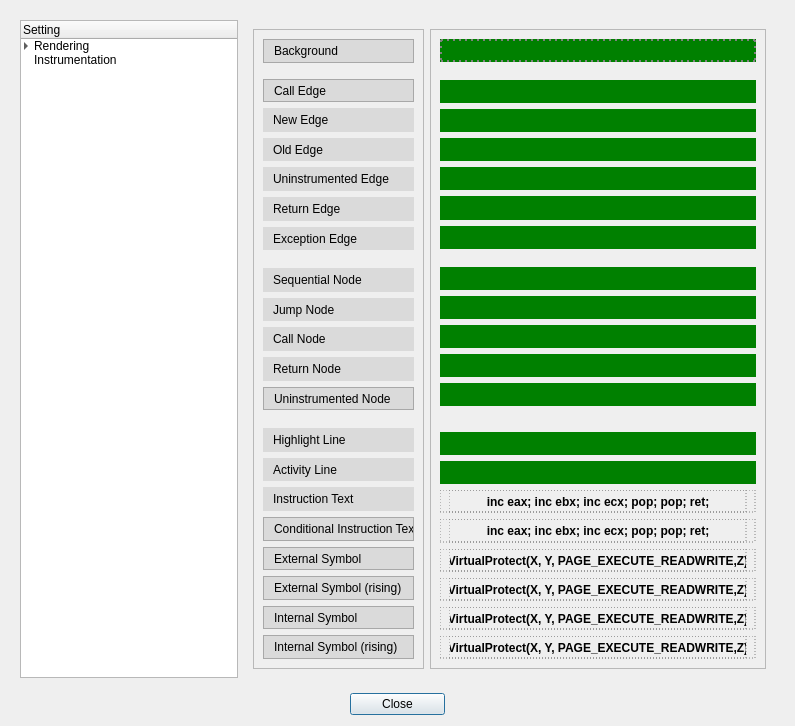
Before: the Qt Designer form rgat/settingsDialog.ui in ncatlin/rgat, drawn with Qt 5.
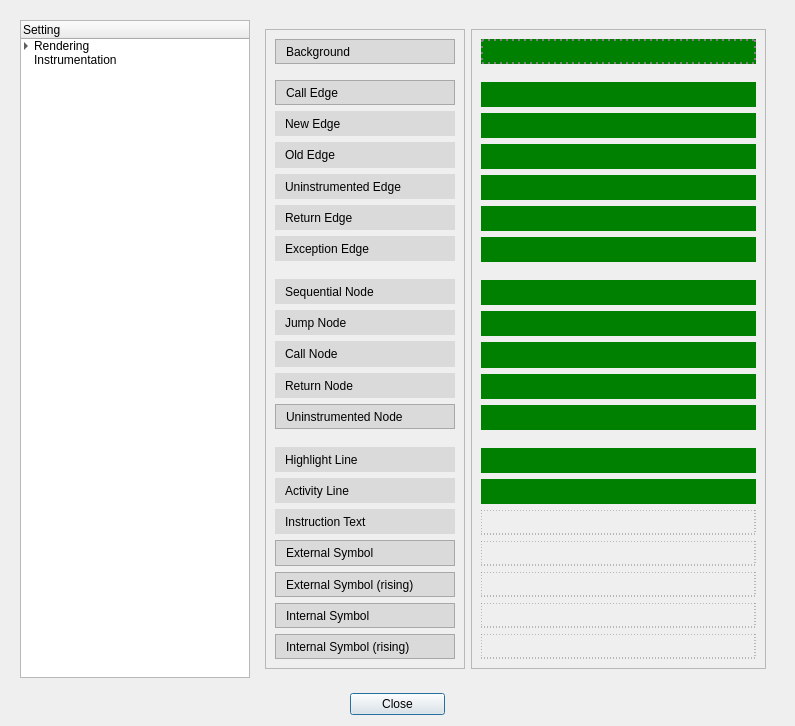
After: the same form once the commit is applied. Custom widgets are drawn as their Qt base class.

Commit message: added text colour display in settings colour picker by fleshing out demo widget

What changed in the file:
```diff
--- a/rgat/settingsDialog.ui
+++ b/rgat/settingsDialog.ui
@@ -445,34 +445,6 @@
                    </property>
                   </widget>
                  </item>
-                 <item>
-                  <widget class="QLabel" name="label_19">
-                   <property name="minimumSize">
-                    <size>
-                     <width>150</width>
-                     <height>0</height>
-                    </size>
-                   </property>
-                   <property name="styleSheet">
-                    <string notr="true">background-color: rgb(218, 218, 218)</string>
-                   </property>
-                   <property name="frameShape">
-                    <enum>QFrame::StyledPanel</enum>
-                   </property>
-                   <property name="frameShadow">
-                    <enum>QFrame::Plain</enum>
-                   </property>
-                   <property name="lineWidth">
-                    <number>1</number>
-                   </property>
-                   <property name="text">
-                    <string>Conditional Instruction Text</string>
-                   </property>
-                   <property name="indent">
-                    <number>10</number>
-                   </property>
-                  </widget>
-                 </item>
                  <item>
                   <widget class="QLabel" name="label_15">
                    <property name="minimumSize">
@@ -784,7 +756,7 @@
                    <property name="sizeHint" stdset="0">
                     <size>
                      <width>40</width>
-                     <height>20</height>
+                     <height>12</height>
                     </size>
                    </property>
                   </spacer>
@@ -816,7 +788,7 @@
                   </widget>
                  </item>
                  <item>
-                  <widget class="QWidget" name="widget_19" native="true">
+                  <widget class="colorDemoWidget" name="instext_tracecol" native="true">
                    <property name="minimumSize">
                     <size>
                      <width>190</width>
@@ -826,40 +798,10 @@
                    <property name="styleSheet">
                     <string notr="true">border: 1px dotted grey;</string>
                    </property>
-                   <layout class="QVBoxLayout" name="verticalLayout_7">
-                    <property name="topMargin">
-                     <number>0</number>
-                    </property>
-                    <property name="bottomMargin">
-                     <number>0</number>
-                    </property>
-                    <item>
-                     <widget class="QLabel" name="instext_tracecollab">
-                      <property name="minimumSize">
-                       <size>
-                        <width>0</width>
-                        <height>0</height>
-                       </size>
-                      </property>
-                      <property name="font">
-                       <font>
-                        <weight>75</weight>
-                        <bold>true</bold>
-                       </font>
-                      </property>
-                      <property name="text">
-                       <string>inc eax; inc ebx; inc ecx; pop; pop; ret;</string>
-                      </property>
-                      <property name="alignment">
-                       <set>Qt::AlignCenter</set>
-                      </property>
-                     </widget>
-                    </item>
-                   </layout>
                   </widget>
                  </item>
                  <item>
-                  <widget class="QWidget" name="widget_20" native="true">
+                  <widget class="colorDemoWidget" name="extsym_tracecol" native="true">
                    <property name="minimumSize">
                     <size>
                      <width>190</width>
@@ -869,40 +811,10 @@
                    <property name="styleSheet">
                     <string notr="true">border: 1px dotted grey;</string>
                    </property>
-                   <layout class="QVBoxLayout" name="verticalLayout_8">
-                    <property name="topMargin">
-                     <number>0</number>
-                    </property>
-                    <property name="bottomMargin">
-                     <number>0</number>
-                    </property>
-                    <item>
-                     <widget class="QLabel" name="condtext_tracecollab">
-                      <property name="minimumSize">
-                       <size>
-                        <width>0</width>
-                        <height>0</height>
-                       </size>
-                      </property>
-                      <property name="font">
-                       <font>
-                        <weight>75</weight>
-                        <bold>true</bold>
-                       </font>
-                      </property>
-                      <property name="text">
-                       <string>inc eax; inc ebx; inc ecx; pop; pop; ret;</string>
-                      </property>
-                      <property name="alignment">
-                       <set>Qt::AlignCenter</set>
-                      </property>
-                     </widget>
-                    </item>
-                   </layout>
                   </widget>
                  </item>
                  <item>
-                  <widget class="QWidget" name="widget_14" native="true">
+                  <widget class="colorDemoWidget" name="extsymrising_tracecol" native="true">
                    <property name="minimumSize">
                     <size>
                      <width>190</width>
@@ -912,41 +824,10 @@
                    <property name="styleSheet">
                     <string notr="true">border: 1px dotted grey;</string>
                    </property>
-                   <layout class="QVBoxLayout" name="verticalLayout_12">
-                    <property name="topMargin">
-                     <number>0</number>
-                    </property>
-                    <property name="bottomMargin">
-                     <number>0</number>
-                    </property>
-                    <item>
-                     <widget class="QLabel" name="extsym_tracecollab">
-                      <property name="minimumSize">
-                       <size>
-                        <width>0</width>
-                        <height>0</height>
-                       </size>
-                      </property>
-                      <property name="font">
-                       <font>
-                        <weight>75</weight>
-                        <bold>true</bold>
-                        <kerning>true</kerning>
-                       </font>
-                      </property>
-                      <property name="text">
-                       <string>VirtualProtect(X, Y, PAGE_EXECUTE_READWRITE,Z)</string>
-                      </property>
-                      <property name="alignment">
-                       <set>Qt::AlignCenter</set>
-                      </property>
-                     </widget>
-                    </item>
-                   </layout>
                   </widget>
                  </item>
                  <item>
-                  <widget class="QWidget" name="widget_13" native="true">
+                  <widget class="colorDemoWidget" name="intsym_tracecol" native="true">
                    <property name="minimumSize">
                     <size>
                      <width>190</width>
@@ -956,41 +837,10 @@
                    <property name="styleSheet">
                     <string notr="true">border: 1px dotted grey;</string>
                    </property>
-                   <layout class="QVBoxLayout" name="verticalLayout_9">
-                    <property name="topMargin">
-                     <number>0</number>
-                    </property>
-                    <property name="bottomMargin">
-                     <number>0</number>
-                    </property>
-                    <item>
-                     <widget class="QLabel" name="extsymrising_tracecollab">
-                      <property name="minimumSize">
-                       <size>
-                        <width>0</width>
-                        <height>0</height>
-                       </size>
-                      </property>
-                      <property name="font">
-                       <font>
-                        <weight>75</weight>
-                        <bold>true</bold>
-                        <kerning>true</kerning>
-                       </font>
-                      </property>
-                      <property name="text">
-                       <string>VirtualProtect(X, Y, PAGE_EXECUTE_READWRITE,Z)</string>
-                      </property>
-                      <property name="alignment">
-                       <set>Qt::AlignCenter</set>
-                      </property>
-                     </widget>
-                    </item>
-                   </layout>
                   </widget>
                  </item>
                  <item>
-                  <widget class="QWidget" name="widget_16" native="true">
+                  <widget class="colorDemoWidget" name="intsymrising_tracecol" native="true">
                    <property name="minimumSize">
                     <size>
                      <width>190</width>
@@ -1000,81 +850,6 @@
                    <property name="styleSheet">
                     <string notr="true">border: 1px dotted grey;</string>
                    </property>
-                   <layout class="QVBoxLayout" name="verticalLayout_10">
-                    <property name="topMargin">
-                     <number>0</number>
-                    </property>
-                    <property name="bottomMargin">
-                     <number>0</number>
-                    </property>
-                    <item>
-                     <widget class="QLabel" name="intsym_tracecollab">
-                      <property name="minimumSize">
-                       <size>
-                        <width>0</width>
-                        <height>0</height>
-                       </size>
-                      </property>
-                      <property name="font">
-                       <font>
-                        <weight>75</weight>
-                        <bold>true</bold>
-                        <kerning>true</kerning>
-                       </font>
-                      </property>
-                      <property name="text">
-                       <string>VirtualProtect(X, Y, PAGE_EXECUTE_READWRITE,Z)</string>
-                      </property>
-                      <property name="alignment">
-                       <set>Qt::AlignCenter</set>
-                      </property>
-                     </widget>
-                    </item>
-                   </layout>
-                  </widget>
-                 </item>
-                 <item>
-                  <widget class="QWidget" name="widget_15" native="true">
-                   <property name="minimumSize">
-                    <size>
-                     <width>190</width>
-                     <height>15</height>
-                    </size>
-                   </property>
-                   <property name="styleSheet">
-                    <string notr="true">border: 1px dotted grey;</string>
-                   </property>
-                   <layout class="QVBoxLayout" name="verticalLayout_11">
-                    <property name="topMargin">
-                     <number>0</number>
-                    </property>
-                    <property name="bottomMargin">
-                     <number>0</number>
-                    </property>
-                    <item>
-                     <widget class="QLabel" name="intsymrising_tracecollab">
-                      <property name="minimumSize">
-                       <size>
-                        <width>0</width>
-                        <height>0</height>
-                       </size>
-                      </property>
-                      <property name="font">
-                       <font>
-                        <weight>75</weight>
-                        <bold>true</bold>
-                        <kerning>true</kerning>
-                       </font>
-                      </property>
-                      <property name="text">
-                       <string>VirtualProtect(X, Y, PAGE_EXECUTE_READWRITE,Z)</string>
-                      </property>
-                      <property name="alignment">
-                       <set>Qt::AlignCenter</set>
-                      </property>
-                     </widget>
-                    </item>
-                   </layout>
                   </widget>
                  </item>
                 </layout>
```
Left out of the diff: 14 changed lines with no effect on the pictures. The commit also changes 5 other files.
